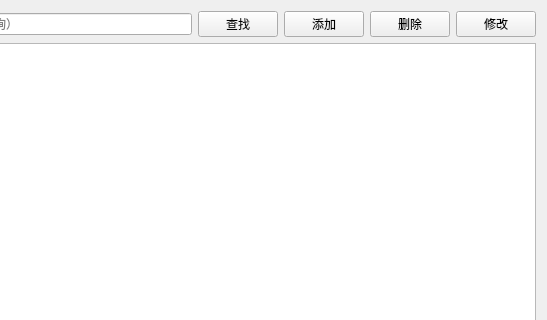
Qt form HDATS/doctormanagement.ui (fhwhsa/HDATS) before a commit; both pictures show x 116 to 663 and y 0 to 320 of the 663 by 402 pixel window.
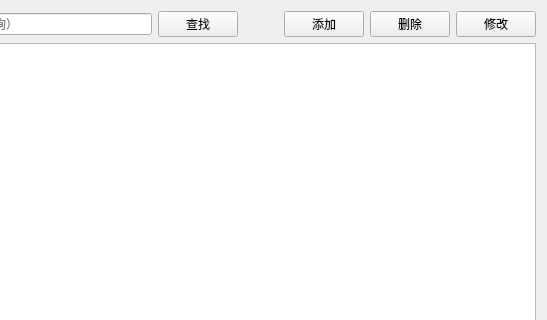
The same form after that commit.

```diff
--- a/HDATS/doctormanagement.ui
+++ b/HDATS/doctormanagement.ui
@@ -34,6 +34,19 @@
            </property>
           </widget>
          </item>
+         <item>
+          <spacer name="horizontalSpacer">
+           <property name="orientation">
+            <enum>Qt::Horizontal</enum>
+           </property>
+           <property name="sizeHint" stdset="0">
+            <size>
+             <width>40</width>
+             <height>20</height>
+            </size>
+           </property>
+          </spacer>
+         </item>
          <item>
           <widget class="QPushButton" name="btnAdd">
            <property name="text">
```
Left out of the diff: 6 changed lines with no effect on the pictures.
